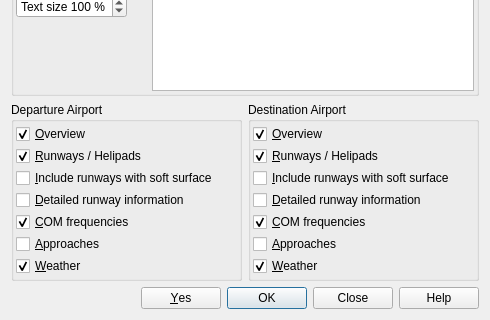
Old version of the form src/print/printdialog.ui in the repository albar965/littlenavmap; both pictures show x 0 to 490 and y 182 to 502 of the 490 by 502 pixel window.
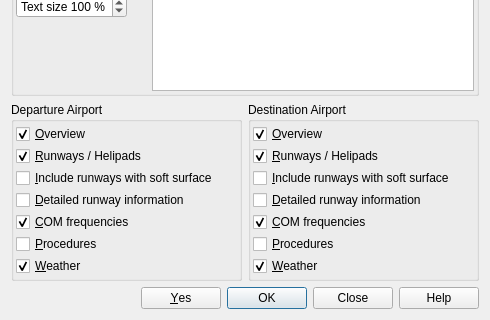
New version of the form.

Commit message: Small text change in print dialog. Fixed typos to legend. Updated VASI icon.

```diff
--- a/src/print/printdialog.ui
+++ b/src/print/printdialog.ui
@@ -336,7 +336,7 @@
            <string>Include procedure information as shown in the dock window &quot;Information&quot; on tab &quot;Procedures&quot;.</string>
           </property>
           <property name="text">
-           <string>&amp;Approaches</string>
+           <string>&amp;Procedures</string>
           </property>
          </widget>
         </item>
@@ -436,7 +436,7 @@
            <string>Include procedure information as shown in the dock window &quot;Information&quot; on tab &quot;Procedures&quot;.</string>
           </property>
           <property name="text">
-           <string>&amp;Approaches</string>
+           <string>&amp;Procedures</string>
           </property>
          </widget>
         </item>
```
The commit also changes 2 other files.
